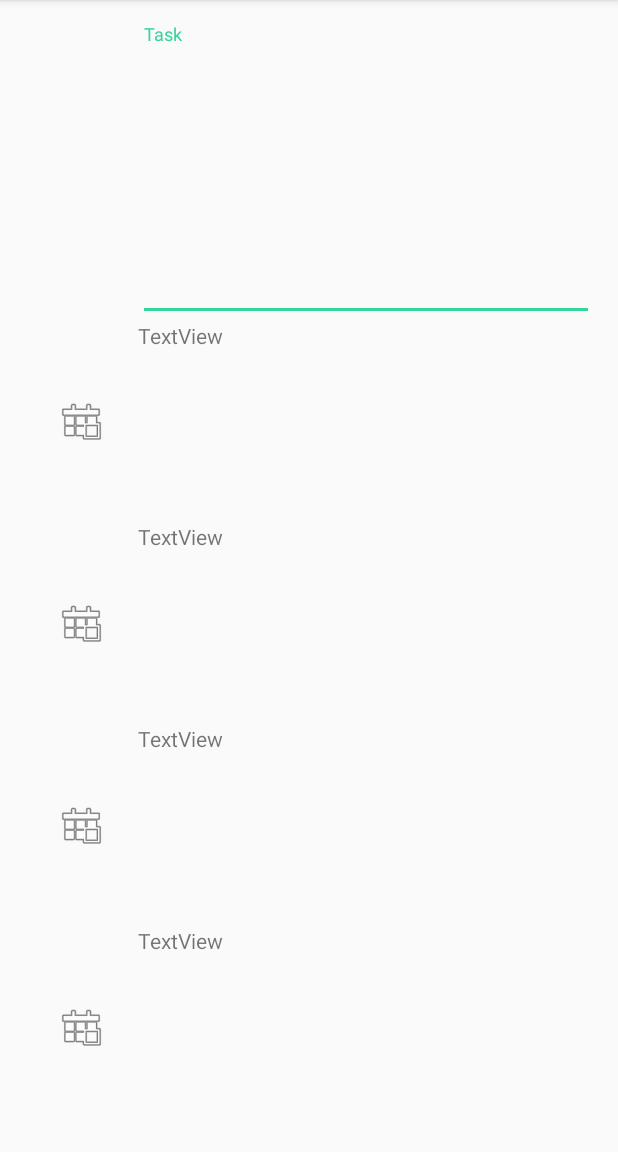
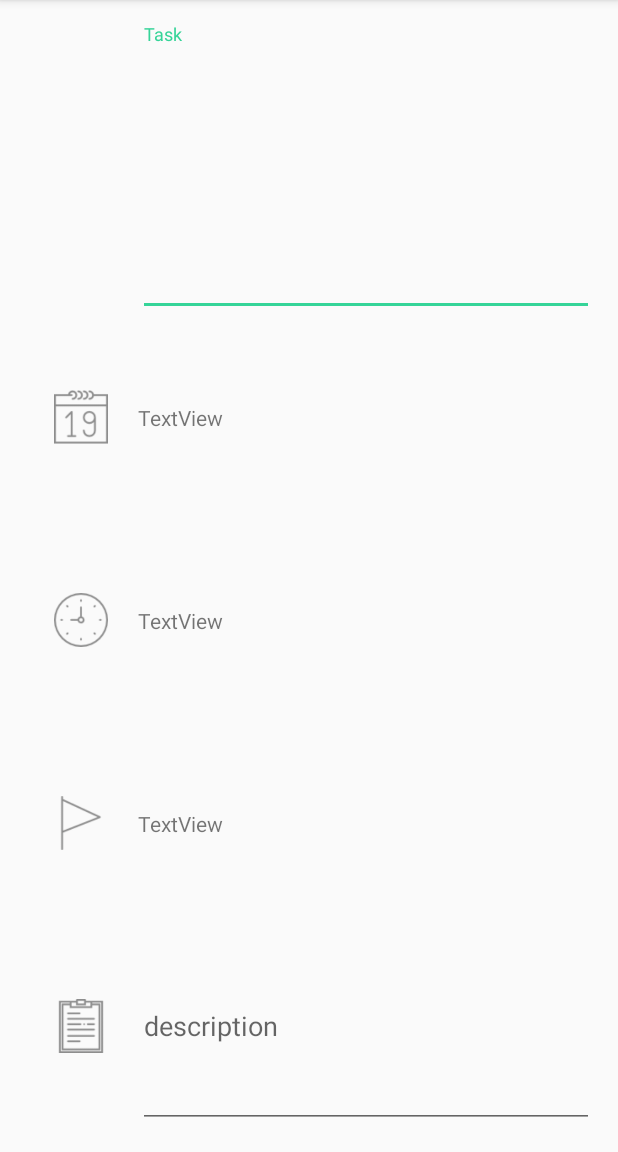
Before and after one commit to changchingchi/Todos, an Android app: the EditItemActivity screen opened directly, with no data from a screen before it, on a phone screen of 412 x 824 dp, the part 84-1236 px from its top. Run offline under Robolectric (Android 15) with nearby library versions, the phone set to English and light mode, and no system bars.

Commit message:
creating fragment classes for date and time and priorities

```diff
--- a/app/src/main/java/com/chchi/todo/EditItemActivity.java
+++ b/app/src/main/java/com/chchi/todo/EditItemActivity.java
@@ -1,18 +1,54 @@
 package com.chchi.todo;
 
+import android.app.DatePickerDialog;
+import android.app.TimePickerDialog;
+import android.os.Bundle;
 import android.support.v7.app.AppCompatActivity;
-import android.os.Bundle;
 import android.support.v7.widget.Toolbar;
 import android.view.Menu;
+import android.view.MenuItem;
+import android.view.View;
+import android.widget.DatePicker;
+import android.widget.TextView;
+import android.widget.TimePicker;
 
-public class EditItemActivity extends AppCompatActivity {
+import com.chchi.todo.FragmentController.EditDateFragment;
+import com.chchi.todo.FragmentController.EditPriorityFragment;
+import com.chchi.todo.FragmentController.EditTimeFragment;
 
+public class EditItemActivity extends AppCompatActivity implements DatePickerDialog.OnDateSetListener,
+        TimePickerDialog.OnTimeSetListener{
+
+    TextView datePicker;
+    TextView timePicker;
+    TextView priorityPicker;
     @Override
     protected void onCreate(Bundle savedInstanceState) {
         super.onCreate(savedInstanceState);
         setContentView(R.layout.activity_edit_item);
         Toolbar toolbar = (Toolbar) findViewById(R.id.toolbar);
         setSupportActionBar(toolbar);
+        datePicker = (TextView) findViewById(R.id.textViewDate);
+        datePicker.setOnClickListener(new View.OnClickListener() {
+            @Override
+            public void onClick(View v) {
+                showDatePickerDialog();
+            }
+        });
+        timePicker = (TextView) findViewById(R.id.textViewTime);
+        timePicker.setOnClickListener(new View.OnClickListener() {
+            @Override
+            public void onClick(View v) {
+                showTimePickerDialog();
+            }
+        });
+        priorityPicker = (TextView) findViewById(R.id.textViewPriority);
+        priorityPicker.setOnClickListener(new View.OnClickListener() {
+            @Override
+            public void onClick(View v) {
+                showPriorityPickerDialog();
+            }
+        });
 
     }
 
@@ -22,4 +58,41 @@ public class EditItemActivity extends AppCompatActivity {
         getMenuInflater().inflate(R.menu.menu_edititem, menu);
         return true;
     }
+
+    @Override
+    public boolean onOptionsItemSelected(MenuItem item) {
+        int id = item.getItemId();
+
+        //noinspection SimplifiableIfStatement
+        if(id==R.id.save){
+        //handle all data and save it into SQLite
+        }
+        return super.onOptionsItemSelected(item);
+    }
+
+    // attach to an onclick handler to show the date picker
+    private void showDatePickerDialog() {
+        EditDateFragment newFragment = new EditDateFragment();
+        newFragment.show(getFragmentManager(), "datePicker");
+    }
+
+    private void showTimePickerDialog() {
+        EditTimeFragment newFragment = new EditTimeFragment();
+        newFragment.show(getFragmentManager(), "timePicker");
+    }
+    private void showPriorityPickerDialog(){
+        EditPriorityFragment newFragment = new EditPriorityFragment();
+        newFragment.show(getFragmentManager(),"priorityPicker");
+    }
+
+    // handle the date selected by implement onDateSetLister.
+    @Override
+    public void onDateSet(DatePicker view, int year, int monthOfYear, int dayOfMonth) {
+        datePicker.setText(year+"/"+monthOfYear+"/"+dayOfMonth);
+    }
+
+    @Override
+    public void onTimeSet(TimePicker view, int hourOfDay, int minute) {
+        timePicker.setText(hourOfDay+":"+minute);
+    }
 }
--- a/app/src/main/res/layout/activity_main.xml
+++ b/app/src/main/res/layout/activity_main.xml
@@ -24,7 +24,7 @@
         android:layout_height="wrap_content"
         android:layout_gravity="bottom|end"
         android:layout_margin="@dimen/fab_margin"
-        app:srcCompat="@drawable/edit"
+        app:srcCompat="@drawable/desc"
         />
 
 </android.support.design.widget.CoordinatorLayout>
--- a/app/src/main/res/layout/content_edit_item.xml
+++ b/app/src/main/res/layout/content_edit_item.xml
@@ -23,14 +23,10 @@
         android:weightSum="1"
         android:gravity="end"
         android:baselineAligned="false">
-
-        <LinearLayout
+            <android.support.design.widget.TextInputLayout
+                android:layout_weight="0.8"
+                android:layout_gravity="end"
                 android:layout_width="0dp"
-            android:layout_height="match_parent"
-            android:layout_weight="0.8"
-            android:layout_gravity="end" >
-            <android.support.design.widget.TextInputLayout
-                android:layout_width="match_parent"
                 android:layout_height="match_parent"
                 android:id="@+id/task"
                 android:orientation="horizontal">
@@ -44,8 +40,6 @@
                     android:maxLines="1"
                     android:id="@+id/taskET" />
             </android.support.design.widget.TextInputLayout>
-        </LinearLayout>
-
     </LinearLayout>
 
     <LinearLayout
@@ -62,17 +56,20 @@
 
             <ImageView
                 android:layout_width="0dp"
-                    android:layout_height="wrap_content"
-                    app:srcCompat="@android:drawable/ic_menu_today"
-                    android:id="@+id/imageDate"
+                android:layout_height="36dp"
+                app:srcCompat="@drawable/calendar"
+                android:id="@+id/imageViewDate"
                 android:layout_weight="0.2"
                 android:layout_gravity="center"/>
+
             <TextView
                 android:text="TextView"
                 android:layout_width="0dp"
                 android:layout_height="match_parent"
+                android:gravity="center|left"
                 android:id="@+id/textViewDate"
-                    android:layout_weight="0.8" />
+                android:layout_weight="0.8"
+                android:clickable="true"/>
         </LinearLayout>
         <LinearLayout
             android:orientation="horizontal"
@@ -83,15 +80,17 @@
 
             <ImageView
                 android:layout_width="0dp"
-                android:layout_height="wrap_content"
-                app:srcCompat="@android:drawable/ic_menu_today"
+                android:layout_height="36dp"
+                app:srcCompat="@drawable/clock"
                 android:id="@+id/imageViewTime"
                 android:layout_weight="0.2"
                 android:layout_gravity="center"/>
+
             <TextView
                 android:text="TextView"
                 android:layout_width="0dp"
                 android:layout_height="match_parent"
+                android:gravity="center|left"
                 android:id="@+id/textViewTime"
                 android:layout_weight="0.8" />
         </LinearLayout>
@@ -104,15 +103,17 @@
 
             <ImageView
                 android:layout_width="0dp"
-                android:layout_height="wrap_content"
-                app:srcCompat="@android:drawable/ic_menu_today"
+                android:layout_height="36dp"
+                app:srcCompat="@drawable/flag"
                 android:id="@+id/imageViewPriority"
                 android:layout_weight="0.2"
                 android:layout_gravity="center"/>
+
             <TextView
                 android:text="TextView"
                 android:layout_width="0dp"
                 android:layout_height="match_parent"
+                android:gravity="center|left"
                 android:id="@+id/textViewPriority"
                 android:layout_weight="0.8" />
         </LinearLayout>
@@ -125,17 +126,18 @@
 
             <ImageView
                 android:layout_width="0dp"
-                android:layout_height="wrap_content"
-                app:srcCompat="@android:drawable/ic_menu_today"
+                android:layout_height="36dp"
+                app:srcCompat="@drawable/notepad"
                 android:id="@+id/imageViewDescription"
                 android:layout_weight="0.2"
                 android:layout_gravity="center"/>
-            <TextView
-                android:text="TextView"
+            <EditText
                 android:layout_width="0dp"
                 android:layout_height="match_parent"
-                android:id="@+id/textViewDescription"
-                android:layout_weight="0.8" />
+                android:id="@+id/EditTextDescription"
+                android:gravity="center|left"
+                android:layout_weight="0.8"
+                android:hint="description" />
         </LinearLayout>
     </LinearLayout>
 </LinearLayout>
```
Also changed, not shown: app/src/main/java/com/chchi/todo/FragmentController/EditDateFragment.java (added, +31 -0 lines), app/src/main/java/com/chchi/todo/FragmentController/EditPriorityFragment.java (added, +44 -0 lines), app/src/main/java/com/chchi/todo/FragmentController/EditTimeFragment.java (added, +29 -0 lines), app/src/main/res/layout/fragment_priority.xml (added, +16 -0 lines), app/src/main/res/drawable/calendar.png (added), app/src/main/res/drawable/clock.png (added), app/src/main/res/drawable/desc.png (added), app/src/main/res/drawable/edit.png (deleted), app/src/main/res/drawable/flag.png (added), app/src/main/res/drawable/notepad.png (added). Lines whose indentation alone changed are shown as unchanged.
